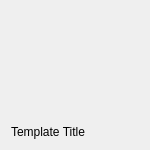
The window that Geometrize/dialog/templatebutton.ui (Tw1ddle/geometrize) describes before a commit, drawn with Qt 5.
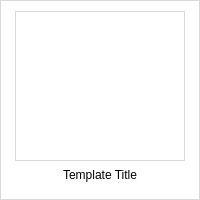
The same window after the commit.

Commit message: Start adding run-script option, template grid styling, more refactoring work, other minor stuff

```diff
--- a/Geometrize/dialog/templatebutton.ui
+++ b/Geometrize/dialog/templatebutton.ui
@@ -1,13 +1,13 @@
 <?xml version="1.0" encoding="UTF-8"?>
 <ui version="4.0">
  <class>TemplateButton</class>
- <widget class="QWidget" name="TemplateButton">
+ <widget class="QPushButton" name="TemplateButton">
   <property name="geometry">
    <rect>
     <x>0</x>
     <y>0</y>
-    <width>150</width>
-    <height>150</height>
+    <width>200</width>
+    <height>200</height>
    </rect>
   </property>
   <property name="sizePolicy">
@@ -18,25 +18,63 @@
   </property>
   <property name="minimumSize">
    <size>
-    <width>150</width>
-    <height>150</height>
+    <width>200</width>
+    <height>200</height>
    </size>
   </property>
   <property name="windowTitle">
-   <string>Form</string>
+   <string>Template</string>
+  </property>
+  <property name="autoFillBackground">
+   <bool>false</bool>
+  </property>
+  <property name="styleSheet">
+   <string notr="true">QPushButton{ border: 1px solid #d9d9d9; background-color: #ffffff }
+QPushButton:focus{ background-color: #d2d2d2; }
+QPushButton:hover{ background-color: #d2d2d2; }
+QPushButton:focus:pressed{ background-color: #969696; }</string>
+  </property>
+  <property name="flat">
+   <bool>false</bool>
   </property>
   <layout class="QVBoxLayout" name="verticalLayout_2">
    <item>
+    <layout class="QVBoxLayout" name="verticalLayout">
+     <property name="spacing">
+      <number>0</number>
+     </property>
+     <item>
+      <layout class="QHBoxLayout" name="horizontalLayout">
+       <property name="spacing">
+        <number>0</number>
+       </property>
+       <property name="sizeConstraint">
+        <enum>QLayout::SetDefaultConstraint</enum>
+       </property>
+       <property name="rightMargin">
+        <number>0</number>
+       </property>
+       <item>
     <widget class="QLabel" name="imageLabel">
      <property name="sizePolicy">
-      <sizepolicy hsizetype="Ignored" vsizetype="Ignored">
+          <sizepolicy hsizetype="Fixed" vsizetype="Fixed">
        <horstretch>0</horstretch>
        <verstretch>1</verstretch>
       </sizepolicy>
      </property>
+         <property name="minimumSize">
+          <size>
+           <width>170</width>
+           <height>150</height>
+          </size>
+         </property>
      <property name="autoFillBackground">
       <bool>false</bool>
      </property>
+         <property name="styleSheet">
+          <string notr="true">border: 1px solid #d9d9d9;
+background-color: #ffffff;</string>
+         </property>
      <property name="frameShape">
       <enum>QFrame::NoFrame</enum>
      </property>
@@ -47,22 +85,38 @@
       <string/>
      </property>
      <property name="scaledContents">
-      <bool>true</bool>
-     </property>
-    </widget>
+          <bool>false</bool>
+         </property>
+         <property name="alignment">
+          <set>Qt::AlignCenter</set>
+         </property>
+         <property name="margin">
+          <number>0</number>
+         </property>
+         <property name="indent">
+          <number>0</number>
+         </property>
+        </widget>
+       </item>
+      </layout>
    </item>
    <item>
     <widget class="QLabel" name="titleLabel">
-     <property name="sizePolicy">
-      <sizepolicy hsizetype="Preferred" vsizetype="Preferred">
-       <horstretch>0</horstretch>
-       <verstretch>0</verstretch>
-      </sizepolicy>
-     </property>
      <property name="text">
       <string>Template Title</string>
      </property>
-    </widget>
+       <property name="alignment">
+        <set>Qt::AlignCenter</set>
+       </property>
+       <property name="wordWrap">
+        <bool>true</bool>
+       </property>
+       <property name="margin">
+        <number>4</number>
+       </property>
+      </widget>
+     </item>
+    </layout>
    </item>
   </layout>
  </widget>
```
Left out of the diff: 3 changed lines with no effect on the pictures. Lines whose indentation alone changed are shown as unchanged. The commit also changes 29 other files.
